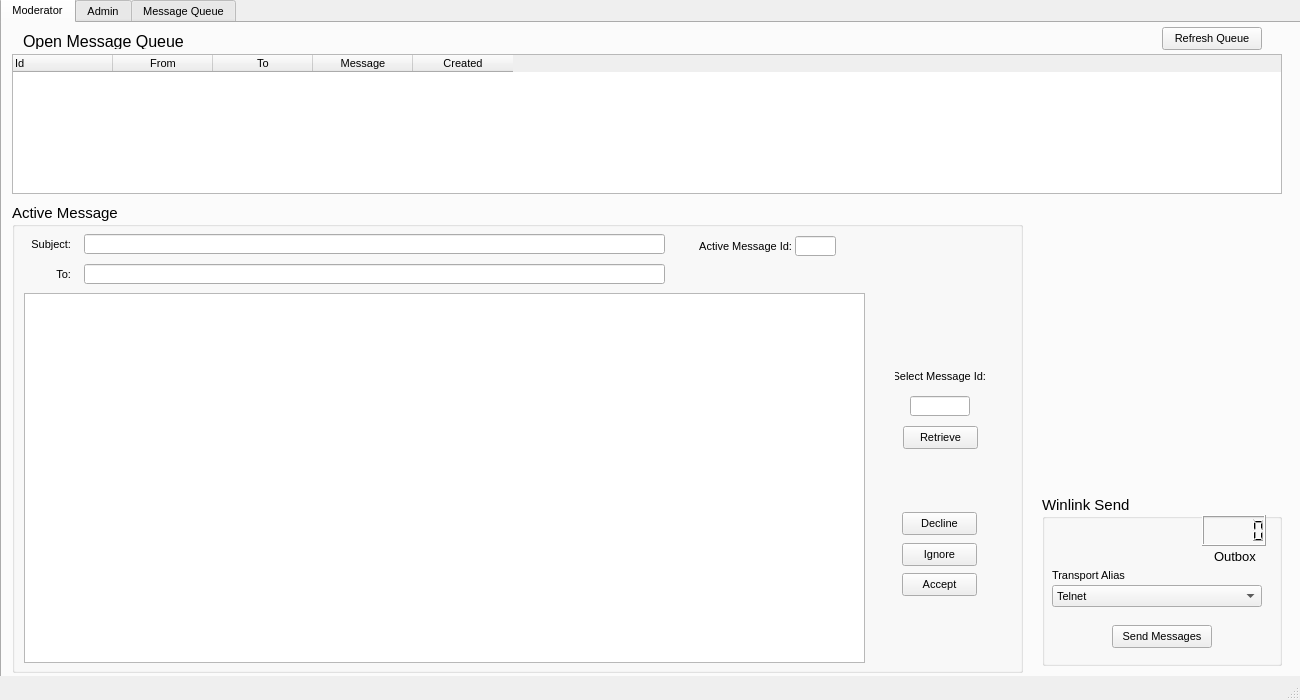
BobSegrest/eHaW, file moderator.ui: the form before one commit.
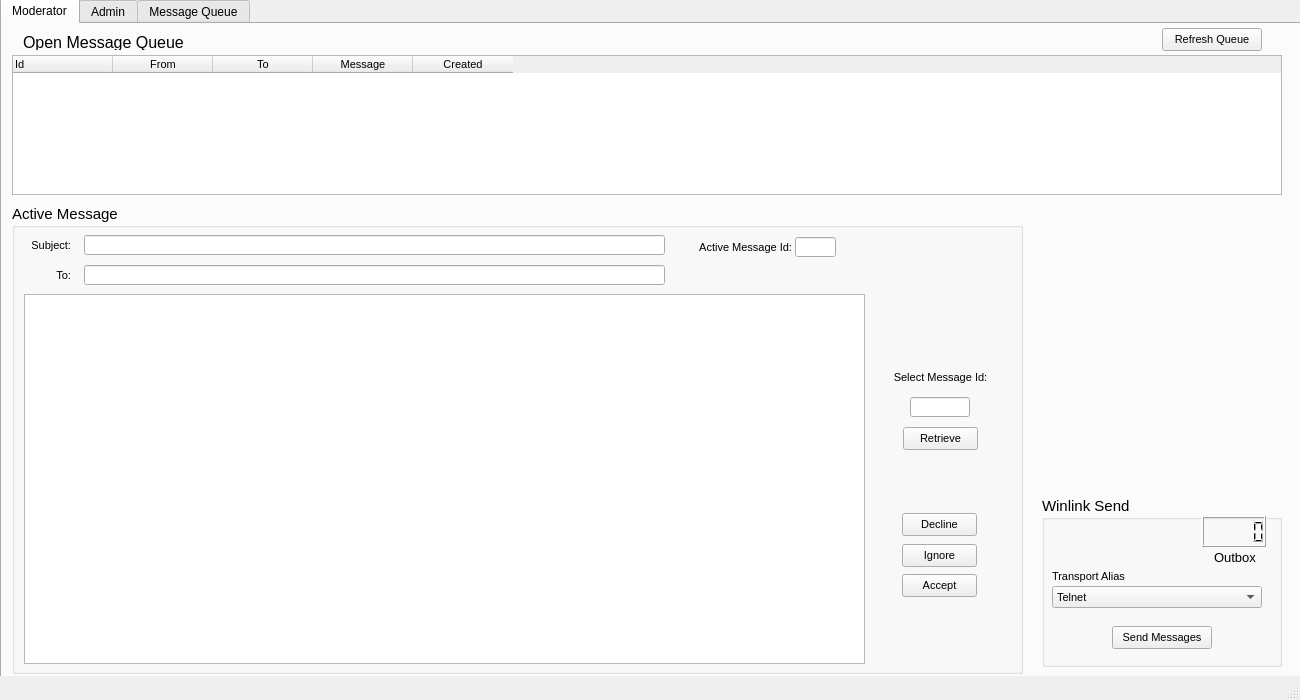
The form after the commit. Icons and pictures are not drawn.

Commit message: Small refinements to gui interfaces

```diff
--- a/moderator.ui
+++ b/moderator.ui
@@ -35,7 +35,7 @@
     </property>
     <property name="font">
      <font>
-      <pointsize>8</pointsize>
+      <pointsize>9</pointsize>
      </font>
     </property>
     <property name="currentIndex">
@@ -317,9 +317,9 @@
       <widget class="QLabel" name="label_11">
        <property name="geometry">
         <rect>
-         <x>883</x>
+         <x>863</x>
          <y>163</y>
-         <width>91</width>
+         <width>131</width>
          <height>20</height>
         </rect>
        </property>
@@ -332,7 +332,7 @@
         <string>Select Message Id:</string>
        </property>
        <property name="alignment">
-        <set>Qt::AlignRight|Qt::AlignTrailing|Qt::AlignVCenter</set>
+        <set>Qt::AlignCenter</set>
        </property>
       </widget>
       <widget class="QLineEdit" name="le_ActMsgId">
@@ -395,9 +395,9 @@
       <widget class="QLabel" name="label_9">
        <property name="geometry">
         <rect>
-         <x>679</x>
+         <x>659</x>
          <y>33</y>
-         <width>101</width>
+         <width>121</width>
          <height>20</height>
         </rect>
        </property>
```
Left out of the diff: 5 changed lines with no effect on the pictures. The commit also changes 4 other files.
